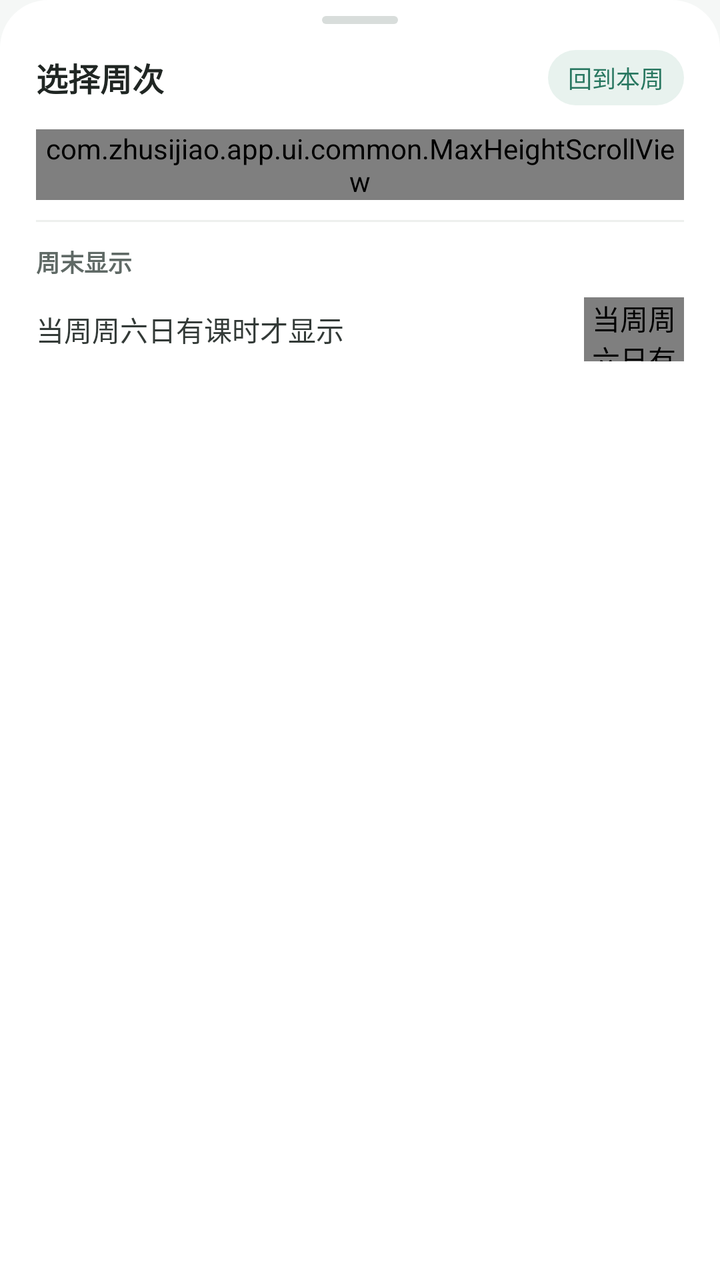
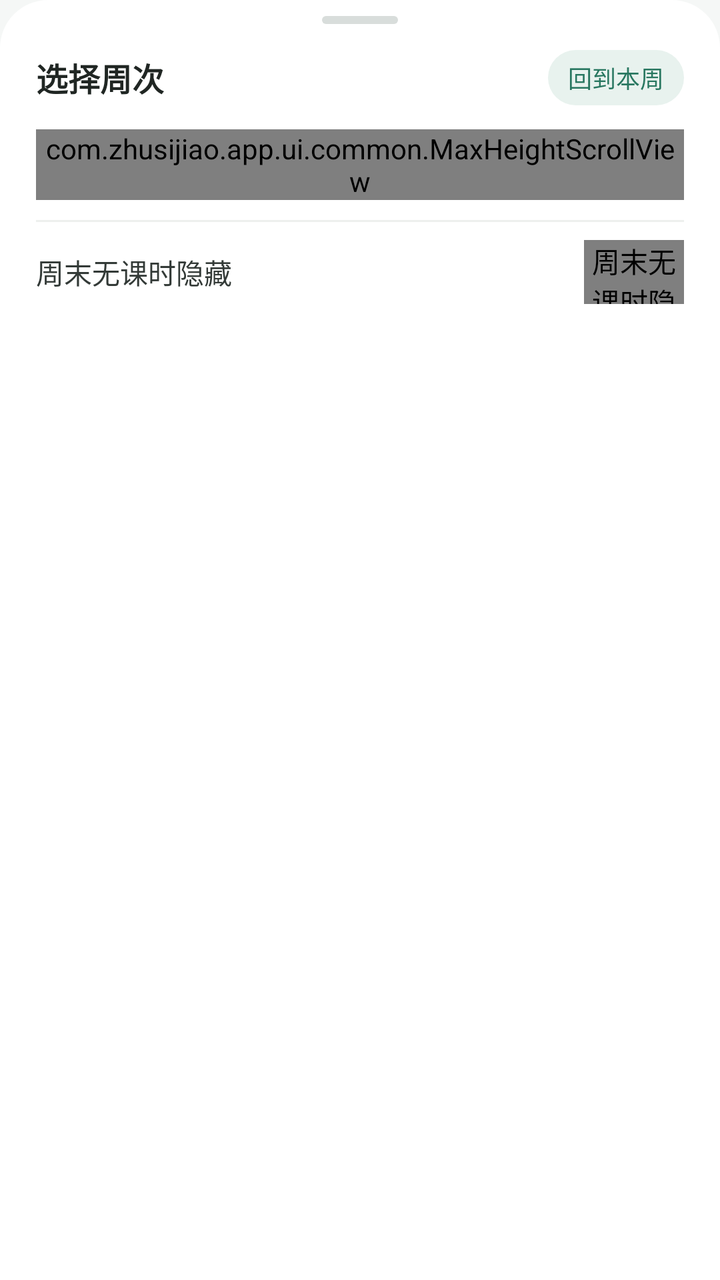

Before-and-after screenshots of an Android layout around one commit, followed by the original layout XML and the change that was made.
<!-- AndroidManifest.xml: application theme Theme.Zhusijiao -->
<!-- res/layout/dialog_week_picker.xml -->
<?xml version="1.0" encoding="utf-8"?>
<LinearLayout xmlns:android="http://schemas.android.com/apk/res/android"
    xmlns:tools="http://schemas.android.com/tools"
    android:layout_width="match_parent"
    android:layout_height="wrap_content"
    android:background="@drawable/bg_sheet"
    android:orientation="vertical"
    android:paddingStart="18dp"
    android:paddingTop="8dp"
    android:paddingEnd="18dp"
    android:paddingBottom="14dp">

    <View
        android:layout_width="38dp"
        android:layout_height="4dp"
        android:layout_gravity="center_horizontal"
        android:layout_marginBottom="13dp"
        android:background="@drawable/bg_sheet_handle" />

    <LinearLayout
        android:layout_width="match_parent"
        android:layout_height="wrap_content"
        android:layout_marginBottom="12dp"
        android:gravity="center_vertical"
        android:orientation="horizontal">

        <TextView
            android:id="@+id/pickerTitle"
            android:layout_width="0dp"
            android:layout_height="wrap_content"
            android:layout_weight="1"
            android:text="@string/week_picker_title"
            android:textColor="@color/heading_ink"
            android:textSize="@dimen/text_subtitle"
            android:textStyle="bold" />

        <TextView
            android:id="@+id/backToCurrent"
            android:layout_width="wrap_content"
            android:layout_height="wrap_content"
            android:background="@drawable/bg_tag"
            android:clickable="true"
            android:focusable="true"
            android:paddingStart="10dp"
            android:paddingTop="5dp"
            android:paddingEnd="10dp"
            android:paddingBottom="5dp"
            android:text="@string/week_picker_back_current"
            android:textColor="@color/accent_strong"
            android:textSize="@dimen/text_hint" />
    </LinearLayout>

    <com.zhusijiao.app.ui.common.MaxHeightScrollView
        android:id="@+id/weekScroll"
        android:layout_width="match_parent"
        android:layout_height="wrap_content">

        <LinearLayout
            android:id="@+id/weekRows"
            android:layout_width="match_parent"
            android:layout_height="wrap_content"
            android:orientation="vertical" />
    </com.zhusijiao.app.ui.common.MaxHeightScrollView>

    <View
        android:layout_width="match_parent"
        android:layout_height="1dp"
        android:layout_marginTop="10dp"
        android:background="@color/detail_border" />

    <TextView
        android:layout_width="match_parent"
        android:layout_height="wrap_content"
        android:layout_marginTop="11dp"
        android:text="@string/week_picker_weekend_section"
        android:textColor="@color/field_label"
        android:textSize="@dimen/text_hint"
        android:textStyle="bold" />

    
    <LinearLayout
        android:id="@+id/weekendAutoRow"
        android:layout_width="match_parent"
        android:layout_height="50dp"
        android:clickable="true"
        android:focusable="false"
        android:gravity="center_vertical"
        android:importantForAccessibility="no"
        android:orientation="horizontal"
        tools:ignore="KeyboardInaccessibleWidget">

        <TextView
            android:layout_width="0dp"
            android:layout_height="wrap_content"
            android:layout_weight="1"
            android:text="@string/week_picker_auto_weekend"
            android:textColor="@color/body_ink"
            android:textSize="@dimen/text_body" />

        <com.zhusijiao.app.ui.common.ToggleView
            android:id="@+id/weekendAutoToggle"
            android:layout_width="50dp"
            android:layout_height="32dp"
            android:contentDescription="@string/week_picker_auto_weekend" />
    </LinearLayout>
</LinearLayout>
<!-- resources referenced by this layout -->
<resources>
  <color name="accent_strong">#287760</color>
  <color name="body_ink">#333a37</color>
  <color name="detail_border">#edf0ee</color>
  <color name="field_label">@color/text_secondary</color>
  <color name="heading_ink">#202623</color>
  <dimen name="text_body">14sp</dimen>
  <dimen name="text_hint">12sp</dimen>
  <dimen name="text_subtitle">16sp</dimen>
  <!-- drawable bg_sheet (drawable) -->
  <?xml version="1.0" encoding="utf-8"?>
  
  <shape xmlns:android="http://schemas.android.com/apk/res/android" android:shape="rectangle">
      <solid android:color="@color/surface" />
      <corners android:topLeftRadius="@dimen/radius_xl" android:topRightRadius="@dimen/radius_xl" />
  </shape>
  <!-- drawable bg_sheet_handle (drawable) -->
  <?xml version="1.0" encoding="utf-8"?>
  
  <shape xmlns:android="http://schemas.android.com/apk/res/android" android:shape="rectangle">
      <solid android:color="@color/sheet_handle" />
      <corners android:radius="4dp" />
  </shape>
  <!-- drawable bg_tag (drawable) -->
  <?xml version="1.0" encoding="utf-8"?>
  
  <shape xmlns:android="http://schemas.android.com/apk/res/android" android:shape="rectangle">
      <solid android:color="@color/tag_bg" />
      <corners android:radius="100dp" />
  </shape>
  <string name="week_picker_auto_weekend">当周周六日有课时才显示</string>
  <string name="week_picker_back_current">回到本周</string>
  <string name="week_picker_title">选择周次</string>
  <string name="week_picker_weekend_section">周末显示</string>
  <style name="Theme.Zhusijiao" parent="Theme.AppCompat.Light.NoActionBar">
          <item name="colorPrimary">@color/accent</item>
          <item name="colorPrimaryDark">@color/accent</item>
          <item name="colorAccent">@color/accent</item>
          <item name="colorControlActivated">@color/accent</item>
          <item name="android:textColorPrimary">@color/ink</item>
          <item name="android:textColorSecondary">@color/muted</item>
          <item name="android:windowBackground">@color/background</item>
          <item name="android:statusBarColor">@color/background</item>
          <item name="android:navigationBarColor">@color/surface</item>
          <item name="android:windowLightStatusBar" tools:targetApi="m">true</item>
          <item name="android:windowLightNavigationBar" tools:targetApi="o_mr1">true</item>
          <item name="android:alertDialogTheme">@style/Theme.Zhusijiao.Dialog</item>
          <item name="alertDialogTheme">@style/Theme.Zhusijiao.Dialog</item>
      </style>
  <color name="text_secondary">#5f6965</color>
  <color name="surface">#ffffff</color>
  <dimen name="radius_xl">24dp</dimen>
  <color name="sheet_handle">#d8dddb</color>
  <color name="tag_bg">#e8f2ee</color>
  <color name="accent">#2f7d68</color>
  <color name="ink">#202725</color>
  <color name="muted">#7d8783</color>
  <color name="background">#f5f7f6</color>
  <style name="Theme.Zhusijiao.Dialog" parent="Theme.AppCompat.Light.Dialog.Alert">
          <item name="colorAccent">@color/accent</item>
          <item name="android:textColorPrimary">@color/ink</item>
          <item name="buttonBarPositiveButtonStyle">@style/DialogButton</item>
          <item name="buttonBarNegativeButtonStyle">@style/DialogButton</item>
          <item name="buttonBarNeutralButtonStyle">@style/DialogButton</item>
      </style>
  <style name="DialogButton" parent="Widget.AppCompat.Button.ButtonBar.AlertDialog">
          <item name="android:textColor">@color/accent</item>
          <item name="android:textStyle">bold</item>
      </style>
</resources>

<!-- the commit's change to res/layout/dialog_week_picker.xml (unified diff, before → after) -->
@@ -68,15 +68,6 @@
         android:layout_marginTop="10dp"
         android:background="@color/detail_border" />
 
-    <TextView
-        android:layout_width="match_parent"
-        android:layout_height="wrap_content"
-        android:layout_marginTop="11dp"
-        android:text="@string/week_picker_weekend_section"
-        android:textColor="@color/field_label"
-        android:textSize="@dimen/text_hint"
-        android:textStyle="bold" />
-
     
     <LinearLayout
         android:id="@+id/weekendAutoRow"
<!-- resource entries referenced after the edit -->
@@ -3,7 +3,6 @@
   <color name="accent_strong">#287760</color>
   <color name="body_ink">#333a37</color>
   <color name="detail_border">#edf0ee</color>
-  <color name="field_label">@color/text_secondary</color>
   <color name="heading_ink">#202623</color>
   <dimen name="text_body">14sp</dimen>
   <dimen name="text_hint">12sp</dimen>
@@ -29,10 +28,9 @@
       <solid android:color="@color/tag_bg" />
       <corners android:radius="100dp" />
   </shape>
-  <string name="week_picker_auto_weekend">当周周六日有课时才显示</string>
+  <string name="week_picker_auto_weekend">周末无课时隐藏</string>
   <string name="week_picker_back_current">回到本周</string>
   <string name="week_picker_title">选择周次</string>
-  <string name="week_picker_weekend_section">周末显示</string>
   <style name="Theme.Zhusijiao" parent="Theme.AppCompat.Light.NoActionBar">
           <item name="colorPrimary">@color/accent</item>
           <item name="colorPrimaryDark">@color/accent</item>
@@ -48,7 +46,6 @@
           <item name="android:alertDialogTheme">@style/Theme.Zhusijiao.Dialog</item>
           <item name="alertDialogTheme">@style/Theme.Zhusijiao.Dialog</item>
       </style>
-  <color name="text_secondary">#5f6965</color>
   <color name="surface">#ffffff</color>
   <dimen name="radius_xl">24dp</dimen>
   <color name="sheet_handle">#d8dddb</color>
